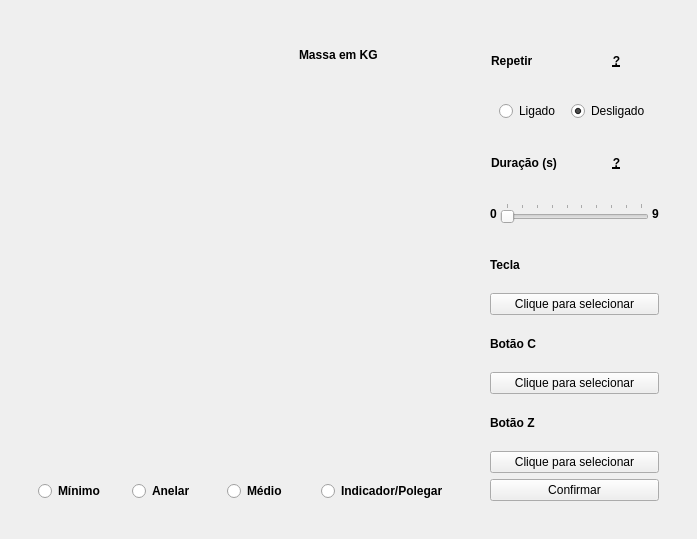
First picture: the form in ui/ui_files/config_widget.ui, repository JPCassimiro/JHMR, before the edit.
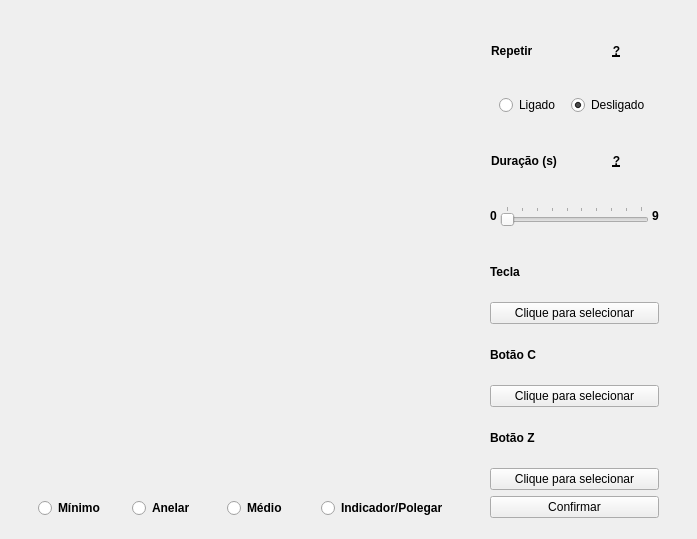
Second picture: the form after the edit. Icons and pictures are not drawn. Custom widgets are drawn as their Qt base class.

Commit message: sliders visual update

The edit to the form file:
```diff
--- a/ui/ui_files/config_widget.ui
+++ b/ui/ui_files/config_widget.ui
@@ -14,15 +14,30 @@
    <string>Form</string>
   </property>
   <layout class="QGridLayout" name="gridLayout">
+   <property name="topMargin">
+    <number>4</number>
+   </property>
+   <property name="bottomMargin">
+    <number>4</number>
+   </property>
    <item row="1" column="0">
     <widget class="QWidget" name="configContainer" native="true">
      <layout class="QGridLayout" name="gridLayout_2" rowstretch="0" columnstretch="3,0">
+      <property name="topMargin">
+       <number>4</number>
+      </property>
+      <property name="bottomMargin">
+       <number>4</number>
+      </property>
       <item row="0" column="1">
        <widget class="QWidget" name="optionsContainer" native="true">
         <layout class="QVBoxLayout" name="verticalLayout" stretch="3">
          <property name="spacing">
           <number>3</number>
          </property>
+         <property name="bottomMargin">
+          <number>4</number>
+         </property>
          <item>
           <widget class="QWidget" name="optionsButtonsContainer" native="true">
            <layout class="QVBoxLayout" name="verticalLayout_2" stretch="0,0,0,0,0,0,0,0,0,0,0">
@@ -214,7 +229,7 @@
                 </widget>
                </item>
                <item>
-                <widget class="QSlider" name="durationSlider">
+                <widget class="duration_slider" name="durationSlider">
                  <property name="minimum">
                   <number>0</number>
                  </property>
@@ -333,51 +348,31 @@
       <item row="0" column="0">
        <widget class="QWidget" name="pressureFingerContainer" native="true">
         <layout class="QVBoxLayout" name="verticalLayout_3" stretch="1,0">
+         <property name="topMargin">
+          <number>4</number>
+         </property>
+         <property name="bottomMargin">
+          <number>4</number>
+         </property>
          <item>
           <widget class="QWidget" name="slidersContainer" native="true">
-           <widget class="QLabel" name="handImageLabel">
-            <property name="geometry">
-             <rect>
-              <x>110</x>
-              <y>150</y>
-              <width>201</width>
-              <height>151</height>
-             </rect>
+           <layout class="QGridLayout" name="gridLayout_3">
+            <property name="leftMargin">
+             <number>0</number>
             </property>
-            <property name="text">
-             <string/>
+            <property name="topMargin">
+             <number>0</number>
             </property>
-            <property name="pixmap">
-             <pixmap>../../_internal/resources/imgs/hand.png</pixmap>
+            <property name="rightMargin">
+             <number>0</number>
             </property>
-            <property name="scaledContents">
-             <bool>true</bool>
+            <property name="bottomMargin">
+             <number>0</number>
             </property>
-            <property name="alignment">
-             <set>Qt::AlignmentFlag::AlignCenter</set>
+            <property name="spacing">
+             <number>0</number>
             </property>
-            <property name="wordWrap">
-             <bool>false</bool>
-            </property>
-           </widget>
-           <widget class="QLabel" name="massLabel">
-            <property name="geometry">
-             <rect>
-              <x>270</x>
-              <y>10</y>
-              <width>81</width>
-              <height>31</height>
-             </rect>
-            </property>
-            <property name="font">
-             <font>
-              <bold>true</bold>
-             </font>
-            </property>
-            <property name="text">
-             <string>Massa em KG</string>
-            </property>
-           </widget>
+           </layout>
           </widget>
          </item>
          <item>
@@ -454,6 +449,13 @@
    </item>
   </layout>
  </widget>
+ <customwidgets>
+  <customwidget>
+   <class>duration_slider</class>
+   <extends>QSlider</extends>
+   <header>duration_slider.h</header>
+  </customwidget>
+ </customwidgets>
  <resources/>
  <connections/>
  <buttongroups>
```
The commit also changes 101 other files.
